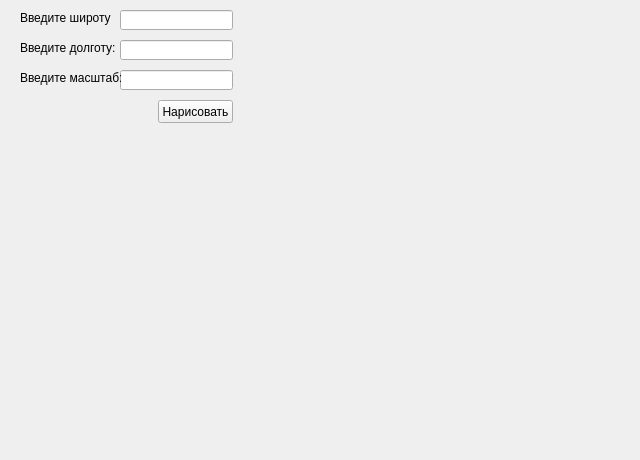
Before: the Qt Designer form ui_file.ui in heNtY1/yl, drawn with Qt 5.
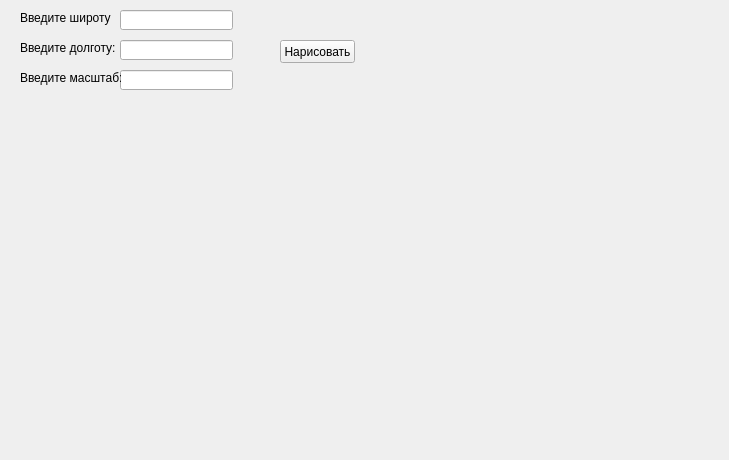
After: the same form once the commit is applied.

```diff
--- a/ui_file.ui
+++ b/ui_file.ui
@@ -6,7 +6,7 @@
    <rect>
     <x>0</x>
     <y>0</y>
-    <width>640</width>
+    <width>729</width>
     <height>460</height>
    </rect>
   </property>
@@ -97,8 +97,8 @@
   <widget class="QPushButton" name="ok_button">
    <property name="geometry">
     <rect>
-     <x>158</x>
-     <y>100</y>
+     <x>280</x>
+     <y>40</y>
      <width>75</width>
      <height>23</height>
     </rect>
```
Left out of the diff: 19 changed lines with no effect on the pictures.
